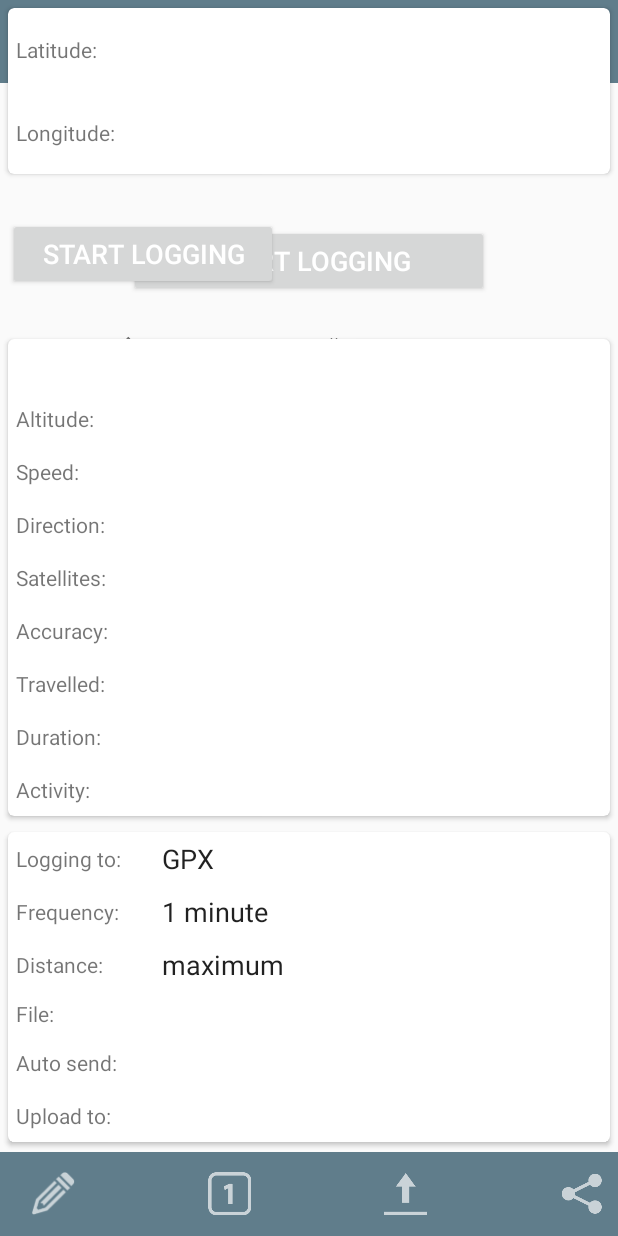
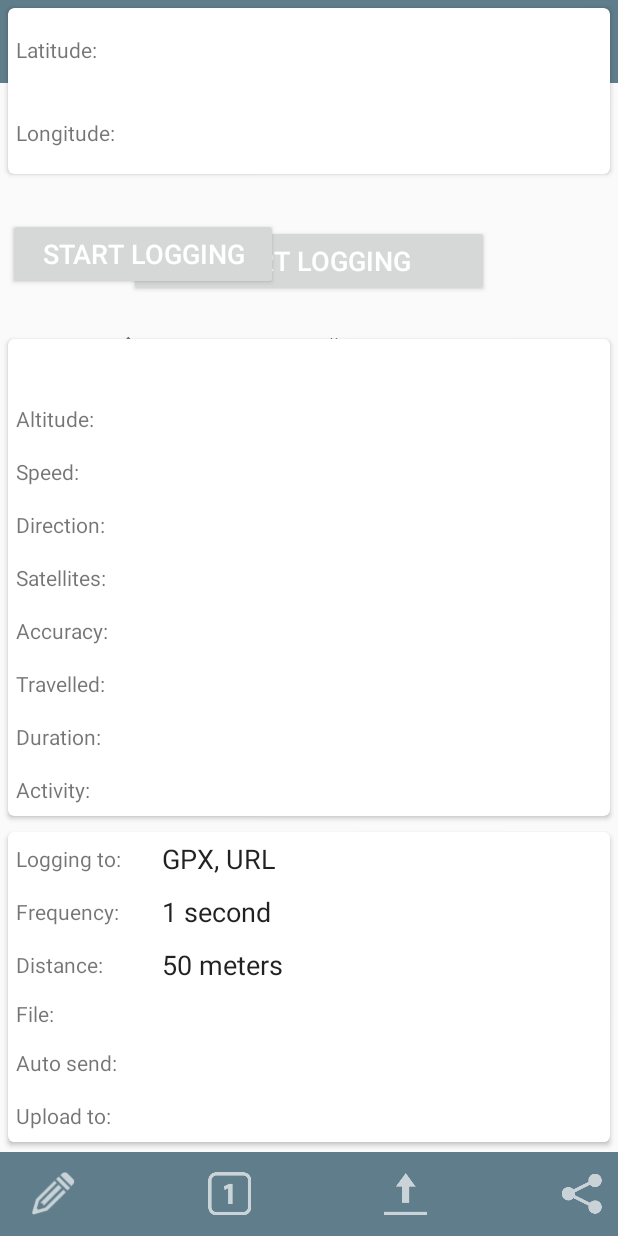
Before and after one commit to athicom/gpslogger2, an Android app: the fragment GpsDetailedViewFragment placed in its activity, on a phone screen of 412 x 824 dp. Run offline under Robolectric (Android 15) with nearby library versions, the phone set to English and light mode, and no system bars; libraries missing offline, so code that uses them is left out: ch.qos.logback, com.afollestad.materialdialogs, com.dd.processbutton, com.heinrichreimersoftware.materialdrawer, com.path.android and 2 more; plain views replace ActionProcessButton, DrawerView; pictures from the network do not load; 76 statements that could not run were skipped.

Commit message:
fixed Default Setting (Utilities.java+ pref_xxx.zml)

```diff
--- a/gpslogger/src/main/java/org/ozonecity/gpslogger2/common/Utilities.java
+++ b/gpslogger/src/main/java/org/ozonecity/gpslogger2/common/Utilities.java
@@ -76,9 +76,10 @@ public class Utilities {
             LoggerContext lc = (LoggerContext) LoggerFactory.getILoggerFactory();
             lc.reset();
 
-            //final String LOG_DIR = "/sdcard/GPSLogger2";
-            SharedPreferences prefs = PreferenceManager.getDefaultSharedPreferences(context);
-            final String LOG_DIR = prefs.getString("gpslogger_folder", Utilities.GetDefaultStorageFolder(context).getAbsolutePath());
+            // ViTy 28-5-2015 fixed Default Setting (Utilities.java + pref_xxx.zml)
+            final String LOG_DIR = "/sdcard/GPSLogger2";
+            //SharedPreferences prefs = PreferenceManager.getDefaultSharedPreferences(context);
+            //final String LOG_DIR = prefs.getString("gpslogger_folder", Utilities.GetDefaultStorageFolder(context).getAbsolutePath());
 
             GpsRollingFileAppender<ILoggingEvent> rollingFileAppender = new GpsRollingFileAppender<ILoggingEvent>();
             rollingFileAppender.setAppend(true);
@@ -162,16 +163,22 @@ public class Utilities {
 
         AppSettings.setLogToNmea(prefs.getBoolean("log_nmea", false));
 
-        AppSettings.setLogToCustomUrl(prefs.getBoolean("log_customurl_enabled", false));
-        AppSettings.setCustomLoggingUrl(prefs.getString("log_customurl_url", ""));
+        // ViTy 28-5-2015 fixed Default Setting (Utilities.java + pref_xxx.zml)
+        //AppSettings.setLogToCustomUrl(prefs.getBoolean("log_customurl_enabled", false));
+        AppSettings.setLogToCustomUrl(prefs.getBoolean("log_customurl_enabled", true));
+        // AppSettings.setCustomLoggingUrl(prefs.getString("log_customurl_url", ""));
+        AppSettings.setCustomLoggingUrl(prefs.getString("log_customurl_url", "http://119.46.178.66/updatelocation.php?latitude=%LAT&longitude=%LON&date=%DT" +
+                        "&username=%SER&sessionid=%FILE&accuracy=%ACC&locationmethod=%PROV&eventtype=gpslogger2" +
+                        "&extrainfo=%DESC&direction=%DIR&speed=%SPD"));
 
         AppSettings.setLogToOpenGts(prefs.getBoolean("log_opengts", false));
 
         Set<String> listeners = new HashSet<String>(GetListeners());
         AppSettings.setChosenListeners(prefs.getStringSet("listeners", listeners));
 
-        String minimumDistanceString = prefs.getString(
-                "distance_before_logging", "0");
+        // ViTy 28-5-2015 fixed Default Setting (Utilities.java + pref_xxx.zml)
+        //String minimumDistanceString = prefs.getString("distance_before_logging", "0");
+        String minimumDistanceString = prefs.getString("distance_before_logging", "50");
 
         if (minimumDistanceString != null && minimumDistanceString.length() > 0) {
             AppSettings.setMinimumDistanceInMeters(Integer
@@ -180,8 +187,9 @@ public class Utilities {
             AppSettings.setMinimumDistanceInMeters(0);
         }
 
-        String minimumAccuracyString = prefs.getString(
-                "accuracy_before_logging", "0");
+        // ViTy 28-5-2015 fixed Default Setting (Utilities.java + pref_xxx.zml)
+        //String minimumAccuracyString = prefs.getString("accuracy_before_logging", "0");
+        String minimumAccuracyString = prefs.getString("accuracy_before_logging", "50");
 
         if (minimumAccuracyString != null && minimumAccuracyString.length() > 0) {
             AppSettings.setMinimumAccuracyInMeters(Integer
@@ -190,8 +198,9 @@ public class Utilities {
             AppSettings.setMinimumAccuracyInMeters(0);
         }
 
-        String minimumSecondsString = prefs.getString("time_before_logging",
-                "60");
+        // ViTy 28-5-2015 fixed Default Setting (Utilities.java + pref_xxx.zml)
+        //String minimumSecondsString = prefs.getString("time_before_logging", "60");
+        String minimumSecondsString = prefs.getString("time_before_logging", "1");
 
         if (minimumSecondsString != null && minimumSecondsString.length() > 0) {
             AppSettings
@@ -200,11 +209,9 @@ public class Utilities {
             AppSettings.setMinimumSeconds(60);
         }
 
-        AppSettings.setKeepFix(prefs.getBoolean("keep_fix",
-                false));
+        AppSettings.setKeepFix(prefs.getBoolean("keep_fix", false));
 
-        String retryIntervalString = prefs.getString("retry_time",
-                "60");
+        String retryIntervalString = prefs.getString("retry_time", "60");
 
         if (retryIntervalString != null && retryIntervalString.length() > 0) {
             AppSettings
@@ -219,8 +226,9 @@ public class Utilities {
          *     custom file (static),
          *     every time the service starts
          */
-        AppSettings.setNewFileCreation(prefs.getString("new_file_creation",
-                "onceaday"));
+        // ViTy 28-5-2015 fixed Default Setting (Utilities.java + pref_xxx.zml)
+        //AppSettings.setNewFileCreation(prefs.getString("new_file_creation", "onceaday"));
+        AppSettings.setNewFileCreation(prefs.getString("new_file_creation", "everystart"));
 
         if (AppSettings.getNewFileCreation().equals("onceaday")) {
             AppSettings.setNewFileOnceADay(true);
@@ -276,11 +284,16 @@ public class Utilities {
         AppSettings.setFtpUseFtps(prefs.getBoolean("autoftp_useftps", false));
         AppSettings.setFtpProtocol(prefs.getString("autoftp_ssltls", ""));
         AppSettings.setFtpImplicit(prefs.getBoolean("autoftp_implicit", false));
-        AppSettings.setGpsLoggerFolder(prefs.getString("gpslogger_folder", Utilities.GetDefaultStorageFolder(context).getAbsolutePath()));
+
+        // ViTy 28-5-2015 fixed Default Setting (Utilities.java + pref_xxx.zml)
+        //AppSettings.setGpsLoggerFolder(prefs.getString("gpslogger_folder", Utilities.GetDefaultStorageFolder(context).getAbsolutePath()));
+        AppSettings.setGpsLoggerFolder(prefs.getString("gpslogger_folder", "/sdcard/GPSLogger2"));
+
+        // ViTy 28-5-2015 fixed Default Setting (Utilities.java + pref_xxx.zml)
         AppSettings.setFileNamePrefixSerial(prefs.getBoolean("new_file_prefix_serial", false));
+        AppSettings.setFileNamePrefixSerial(prefs.getBoolean("new_file_prefix_serial", true));
 
-        String absoluteTimeoutString = prefs.getString("absolute_timeout",
-                "120");
+        String absoluteTimeoutString = prefs.getString("absolute_timeout", "120");
 
         if (absoluteTimeoutString != null && absoluteTimeoutString.length() > 0) {
             AppSettings.setAbsoluteTimeout(Integer.valueOf(absoluteTimeoutString));
--- a/gpslogger/src/main/res/xml/pref_performance.xml
+++ b/gpslogger/src/main/res/xml/pref_performance.xml
@@ -16,7 +16,7 @@
         android:numeric="integer"
         android:maxLength="4"
         android:hint="@string/time_before_logging_hint"
-        android:defaultValue="2"/>
+        android:defaultValue="1"/>
 
     <org.ozonecity.gpslogger2.views.component.CustomSwitchPreference
         android:key="keep_fix"
@@ -31,7 +31,7 @@
         android:dialogTitle="@string/settings_distance_in_meters"
         android:numeric="integer"
         android:maxLength="4"
-        android:defaultValue="10"
+        android:defaultValue="50"
         android:hint="@string/settings_enter_meters"/>
 
 
```
